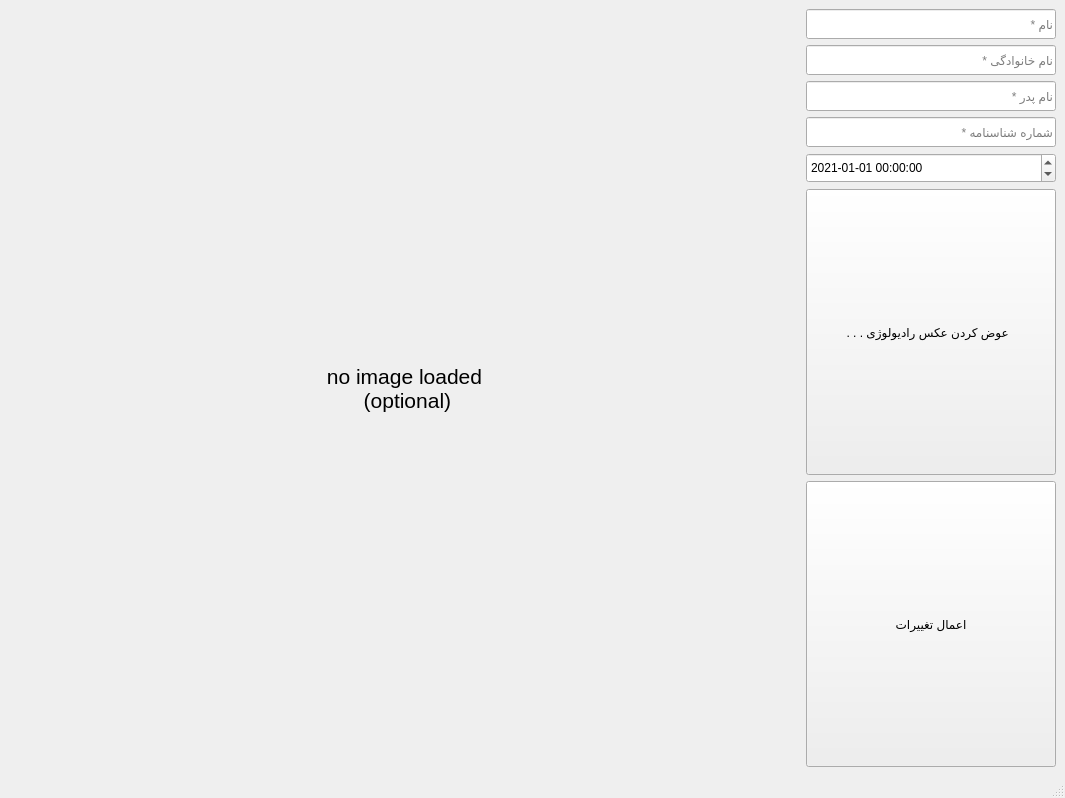
The window that gui/edit_book_radio.ui (ali-ghazi78/AP-final_project) describes before a commit, drawn with Qt 5.
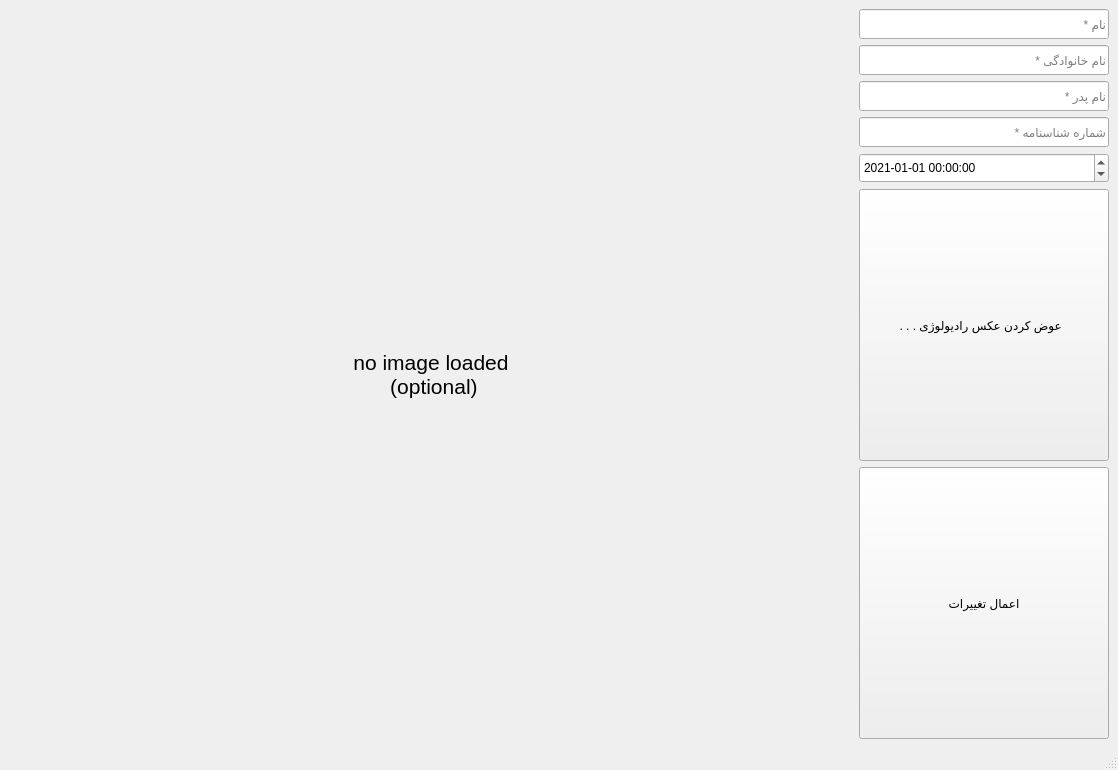
The same window after the commit.

Diff of the .ui file:
```diff
--- a/gui/edit_book_radio.ui
+++ b/gui/edit_book_radio.ui
@@ -6,8 +6,8 @@
    <rect>
     <x>0</x>
     <y>0</y>
-    <width>1065</width>
-    <height>798</height>
+    <width>1118</width>
+    <height>770</height>
    </rect>
   </property>
   <property name="windowTitle">
```
Left out of the diff: 2 changed lines with no effect on the pictures.
